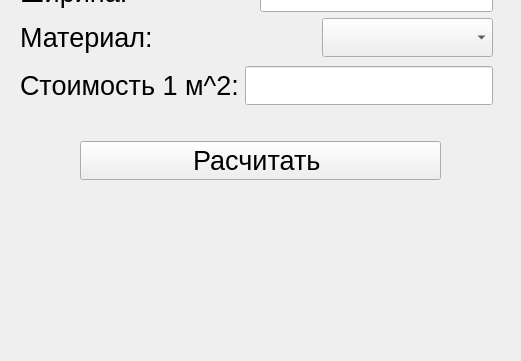
KorolevIvanMi/Qt_labs, file mainwindow.ui: the form before one commit; both pictures show x 110 to 631 and y 239 to 600 of the 800 by 600 pixel window.
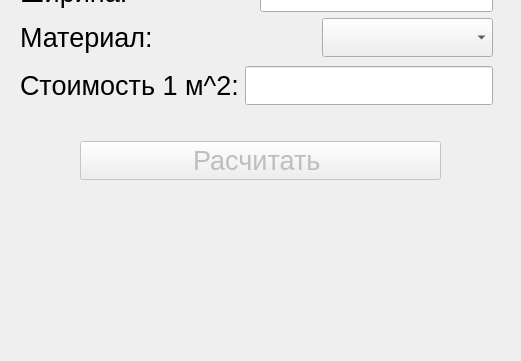
The form after the commit.

Commit message: add simple output and validation

Diff of the .ui file:
```diff
--- a/mainwindow.ui
+++ b/mainwindow.ui
@@ -208,6 +208,9 @@
     <layout class="QVBoxLayout" name="verticalLayout_3">
      <item>
       <widget class="QPushButton" name="resultBtn">
+       <property name="enabled">
+        <bool>false</bool>
+       </property>
        <property name="font">
         <font>
          <pointsize>20</pointsize>
```
Left out of the diff: 2 changed lines with no effect on the pictures. The commit also changes 2 other files.
